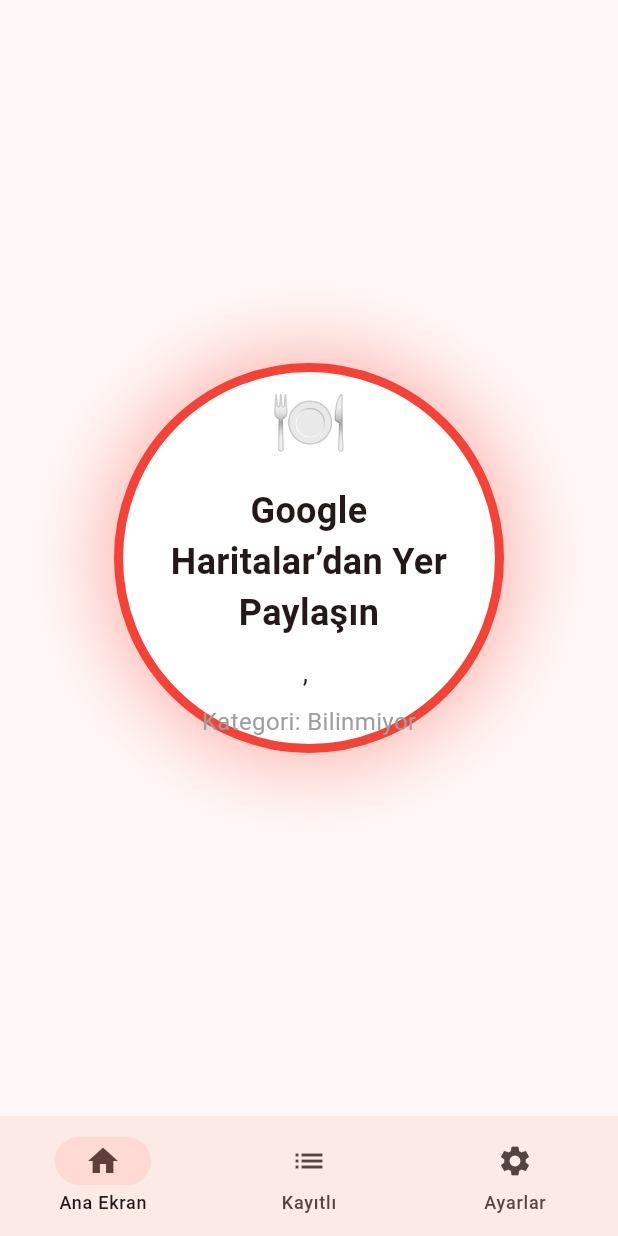
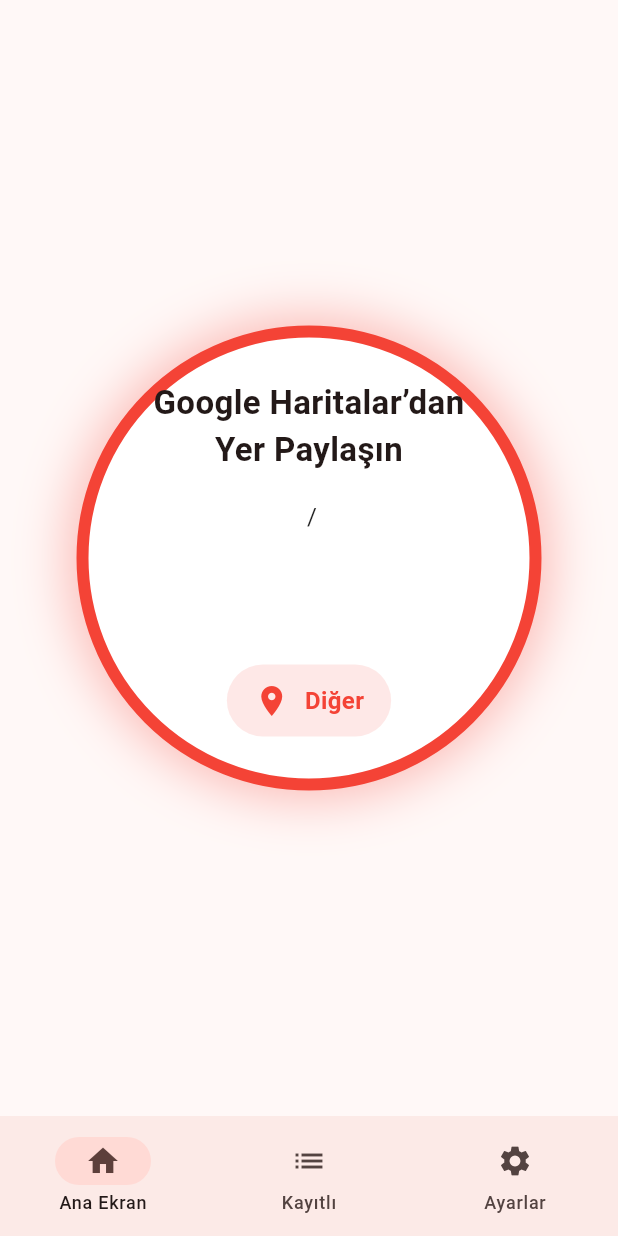
Before and after one commit to suanbilemem/Mekan-Radari, a Flutter app: the screen it shows after launch, on a phone screen of 412 x 824 dp. Run offline on Flutter 3.47's test engine with Material 3 defaults, Android fonts, the light colour scheme and no system bars; our stand-ins replace sqflite; missing offline and left inert: receive_sharing_intent; accounts and stored records are empty.

Commit message:
Derleme hataları çözüldü, sekmeli arayüz altyapısı ve RadarCircle parametreleri eşitlendi.

```diff
--- a/lib/screens/home_screen.dart
+++ b/lib/screens/home_screen.dart
@@ -17,19 +17,22 @@
 }
 
 class _HomeScreenState extends State<HomeScreen> {
+
   StreamSubscription? _intentSubscription;
 
   bool _loading = false;
   bool _saved = false;
 
-  String placeName = 'Google Haritalar’dan Yer Paylaşın';
+  String placeName =
+      'Google Haritalar’dan Yer Paylaşın';
 
   String city = '';
   String district = '';
 
-  String category = 'Bilinmiyor';
+  String category = 'Diğer';
 
-  IconData categoryIcon = Icons.place;
+  IconData categoryIcon =
+      Icons.place;
 
   int _currentIndex = 0;
 
@@ -46,10 +49,14 @@
   }
 
   Future<void> _listenSharing() async {
-    _intentSubscription = ReceiveSharingIntent.instance
+
+    _intentSubscription =
+        ReceiveSharingIntent.instance
             .getMediaStream()
             .listen((value) {
+
       if (value.isNotEmpty) {
+
         final text =
             value.first.path.toString();
 
@@ -62,26 +69,35 @@
             .getInitialMedia();
 
     if (initial.isNotEmpty) {
+
       _resolvePlace(
         initial.first.path.toString(),
       );
     }
   }
 
-  Future<void> _resolvePlace(String text) async {
+  Future<void> _resolvePlace(
+    String text,
+  ) async {
+
     setState(() {
+
       _loading = true;
       _saved = false;
     });
 
     try {
+
       final response = await http.post(
+
         Uri.parse(
           'https://mekan-radari.onrender.com/resolve',
         ),
+
         headers: {
           'Content-Type': 'application/json',
         },
+
         body: jsonEncode({
           'text': text,
         }),
@@ -90,16 +106,15 @@
       final data =
           jsonDecode(response.body);
 
-      final String name =
-          data['name'] ?? 'Yer';
-
       final List types =
           data['types'] ?? [];
 
       _setCategory(types);
 
       setState(() {
-        placeName = name;
+
+        placeName =
+            data['name'] ?? 'Yer';
 
         city =
             data['city'] ?? '';
@@ -109,7 +124,9 @@
 
         _loading = false;
       });
+
     } catch (e) {
+
       debugPrint(e.toString());
 
       setState(() {
@@ -118,49 +135,93 @@
     }
   }
 
-  void _setCategory(List types) {
-    if (types.contains('restaurant') ||
+  void _setCategory(
+    List types,
+  ) {
+
+    // YEME İÇME
+    if (
+      types.contains('restaurant') ||
       types.contains('food') ||
-        types.contains('cafe')) {
+      types.contains('cafe')
+    ) {
+
       category = 'Yeme-İçme';
+
       categoryIcon =
           Icons.restaurant;
     }
 
-    else if (types.contains('hospital')) {
+    // HASTANE
+    else if (
+      types.contains('hospital')
+    ) {
+
       category = 'Sağlık';
+
       categoryIcon =
           Icons.local_hospital;
     }
 
-    else if (types.contains('mosque') ||
-        types.contains('place_of_worship')) {
+    // CAMİ / İBADET
+    else if (
+      types.contains('mosque') ||
+      types.contains('place_of_worship')
+    ) {
+
       category = 'İbadet';
+
       categoryIcon =
           Icons.mosque;
     }
 
-    else if (types.contains('shopping_mall') ||
-        types.contains('store')) {
+    // SPOR
+    else if (
+      types.contains('stadium') ||
+      types.contains('gym')
+    ) {
+
+      category = 'Spor';
+
+      categoryIcon =
+          Icons.sports_soccer;
+    }
+
+    // ALIŞVERİŞ
+    else if (
+      types.contains('shopping_mall') ||
+      types.contains('store')
+    ) {
+
       category = 'Alışveriş';
+
       categoryIcon =
           Icons.shopping_bag;
     }
 
-    else if (types.contains('park')) {
+    // PARK
+    else if (
+      types.contains('park')
+    ) {
+
       category = 'Park';
+
       categoryIcon =
           Icons.park;
     }
 
+    // DİĞER
     else {
+
       category = 'Diğer';
+
       categoryIcon =
           Icons.place;
     }
   }
 
   void _savePlace() {
+
     setState(() {
       _saved = true;
     });
@@ -168,35 +229,46 @@
 
   @override
   Widget build(BuildContext context) {
+
     final screens = [
+
       _buildHome(),
+
       const SavedPlacesScreen(),
+
       const SettingsScreen(),
     ];
 
     return Scaffold(
-      body: screens[_currentIndex],
+
+      body:
+          screens[_currentIndex],
 
       bottomNavigationBar:
           NavigationBar(
+
         selectedIndex:
             _currentIndex,
 
         onDestinationSelected: (i) {
+
           setState(() {
             _currentIndex = i;
           });
         },
 
         destinations: const [
+
           NavigationDestination(
             icon: Icon(Icons.home),
             label: 'Ana Ekran',
           ),
+
           NavigationDestination(
             icon: Icon(Icons.list),
             label: 'Kayıtlı',
           ),
+
           NavigationDestination(
             icon: Icon(Icons.settings),
             label: 'Ayarlar',
@@ -207,17 +279,32 @@
   }
 
   Widget _buildHome() {
+
     return SafeArea(
+
       child: Center(
-        child: _loading
+
+        child:
+            _loading
+
                 ? const CircularProgressIndicator()
+
                 : RadarCircle(
+
                     saved: _saved,
+
                     onTap: _savePlace,
+
                     placeName: placeName,
+
                     city: city,
+
                     district: district,
+
                     category: category,
+
+                    categoryIcon:
+                        categoryIcon,
                   ),
       ),
     );
--- a/lib/widgets/radar_circle.dart
+++ b/lib/widgets/radar_circle.dart
@@ -1,12 +1,17 @@
 import 'package:flutter/material.dart';
 
-class RadarCircle extends StatefulWidget {
+class RadarCircle extends StatelessWidget {
+
   final bool saved;
+
   final VoidCallback onTap;
+
   final String placeName;
   final String city;
   final String district;
   final String category;
+
+  final IconData categoryIcon;
 
   const RadarCircle({
     super.key,
@@ -16,104 +21,185 @@
     required this.city,
     required this.district,
     required this.category,
+    required this.categoryIcon,
   });
-    @override
-  State<RadarCircle> createState() => _RadarCircleState();
-}
-
-class _RadarCircleState extends State<RadarCircle>
-    with SingleTickerProviderStateMixin {
-
-  late AnimationController _controller;
-
-  @override
-  void initState() {
-    super.initState();
-
-    _controller = AnimationController(
-      vsync: this,
-      duration: const Duration(seconds: 2),
-    )..repeat();
-  }
-
-  @override
-  void dispose() {
-    _controller.dispose();
-    super.dispose();
-  }
 
   @override
   Widget build(BuildContext context) {
 
-    final color = widget.saved
+    final Color borderColor =
+        saved
             ? Colors.green
             : Colors.red;
 
     return GestureDetector(
-      onTap: widget.onTap,
-      child: AnimatedBuilder(
-        animation: _controller,
-        builder: (context, child) {
-          return Container(
-            width: 260,
-            height: 260,
+
+      onTap: onTap,
+
+      child: AnimatedContainer(
+
+        duration:
+            const Duration(
+              milliseconds: 500,
+            ),
+
+        width: 310,
+        height: 310,
+
         decoration: BoxDecoration(
+
           shape: BoxShape.circle,
+
+          color: Colors.white,
+
+          border: Border.all(
+            color: borderColor,
+            width: 8,
+          ),
+
           boxShadow: [
+
             BoxShadow(
-                  color: color.withOpacity(0.4),
-                  blurRadius: 30 + (_controller.value * 20),
-                  spreadRadius: 6,
+
+              color:
+                  borderColor.withValues(
+                    alpha: 0.35,
+                  ),
+
+              blurRadius: 30,
+              spreadRadius: 5,
             ),
           ],
-              border: Border.all(
-                color: color,
-                width: 6,
-              ),
-              color: Colors.white,
-            ),
-            child: Column(
-              mainAxisAlignment: MainAxisAlignment.center,
-              children: [
-                const Text(
-                  '🍽️',
-                  style: TextStyle(fontSize: 42),
         ),
 
-                const SizedBox(height: 12),
+        child: Padding(
 
-                Padding(
-                  padding: const EdgeInsets.symmetric(horizontal: 20),
-                  child: Text(
-                    widget.placeName,
-                    textAlign: TextAlign.center,
-                    style: const TextStyle(
-                      fontSize: 24,
-                      fontWeight: FontWeight.bold,
+          padding:
+              const EdgeInsets.all(28),
+
+          child: Column(
+
+            mainAxisAlignment:
+                MainAxisAlignment.center,
+
+            children: [
+
+              Expanded(
+
+                child:
+                    SingleChildScrollView(
+
+                  physics:
+                      const BouncingScrollPhysics(),
+
+                  child: Column(
+
+                    mainAxisAlignment:
+                        MainAxisAlignment.center,
+
+                    children: [
+
+                      Text(
+
+                        placeName,
+
+                        textAlign:
+                            TextAlign.center,
+
+                        maxLines: 5,
+
+                        overflow:
+                            TextOverflow.ellipsis,
+
+                        style:
+                            const TextStyle(
+                              fontSize: 22,
+                              fontWeight:
+                                  FontWeight.bold,
+                            ),
+                      ),
+
+                      const SizedBox(
+                        height: 18,
+                      ),
+
+                      Text(
+
+                        '$district / $city',
+
+                        textAlign:
+                            TextAlign.center,
+
+                        style:
+                            const TextStyle(
+                              fontSize: 16,
+                              color: Colors.black87,
+                            ),
+                      ),
+                    ],
                   ),
                 ),
               ),
 
-                const SizedBox(height: 10),
+              const SizedBox(
+                height: 14,
+              ),
+
+              Container(
+
+                padding:
+                    const EdgeInsets.symmetric(
+                      horizontal: 18,
+                      vertical: 12,
+                    ),
+
+                decoration: BoxDecoration(
+
+                  color:
+                      borderColor.withValues(
+                        alpha: 0.12,
+                      ),
+
+                  borderRadius:
+                      BorderRadius.circular(30),
+                ),
+
+                child: Row(
+
+                  mainAxisSize:
+                      MainAxisSize.min,
+
+                  children: [
+
+                    Icon(
+                      categoryIcon,
+                      color: borderColor,
+                      size: 24,
+                    ),
+
+                    const SizedBox(
+                      width: 10,
+                    ),
 
                     Text(
-                  '${widget.city}, ${widget.district}',
-                  style: const TextStyle(fontSize: 18),
-                ),
 
-                const SizedBox(height: 8),
+                      category,
 
-                Text(
-                  'Kategori: ${widget.category}',
-                  style: const TextStyle(
+                      style:
+                          TextStyle(
                             fontSize: 16,
-                    color: Colors.grey,
+                            fontWeight:
+                                FontWeight.w700,
+
+                            color: borderColor,
                           ),
                     ),
                   ],
                 ),
-          );
-        },
+              ),
+            ],
+          ),
+        ),
       ),
     );
   }
```
Lines whose indentation alone changed are shown as unchanged.
